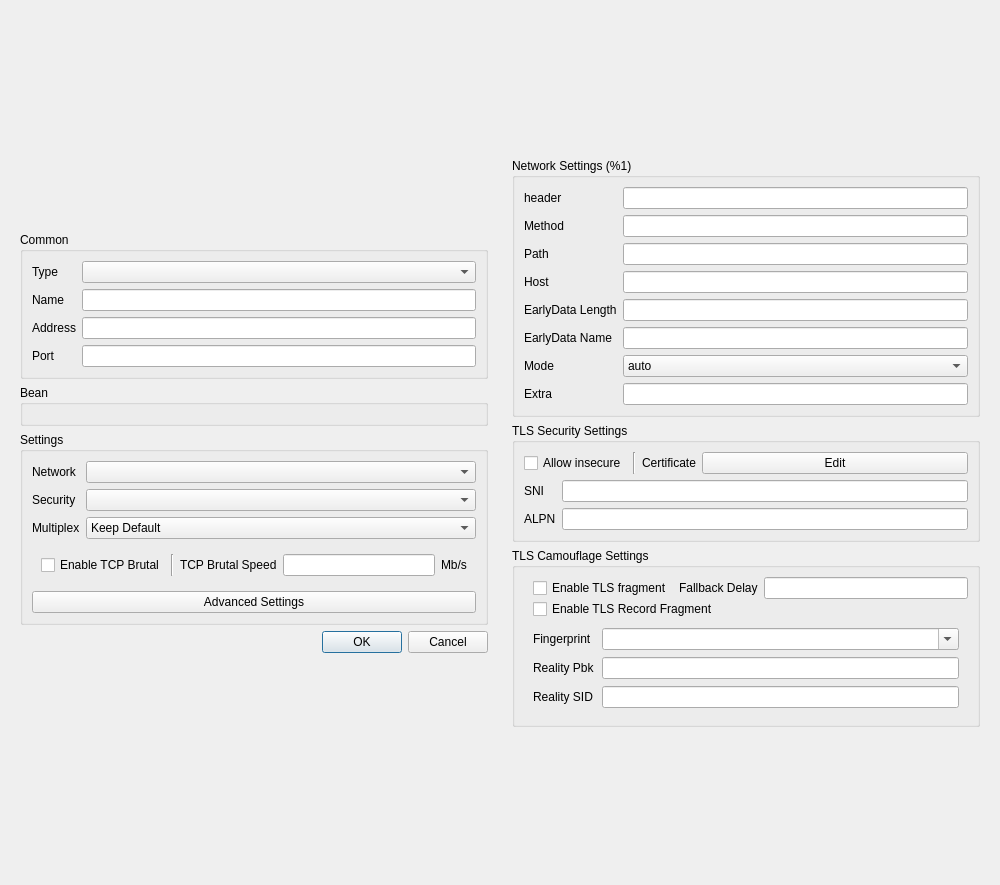
This is include/ui/profile/dialog_edit_profile.ui in Malus-risus/Throne as Qt 5 draws it before an edit. The edited form follows.
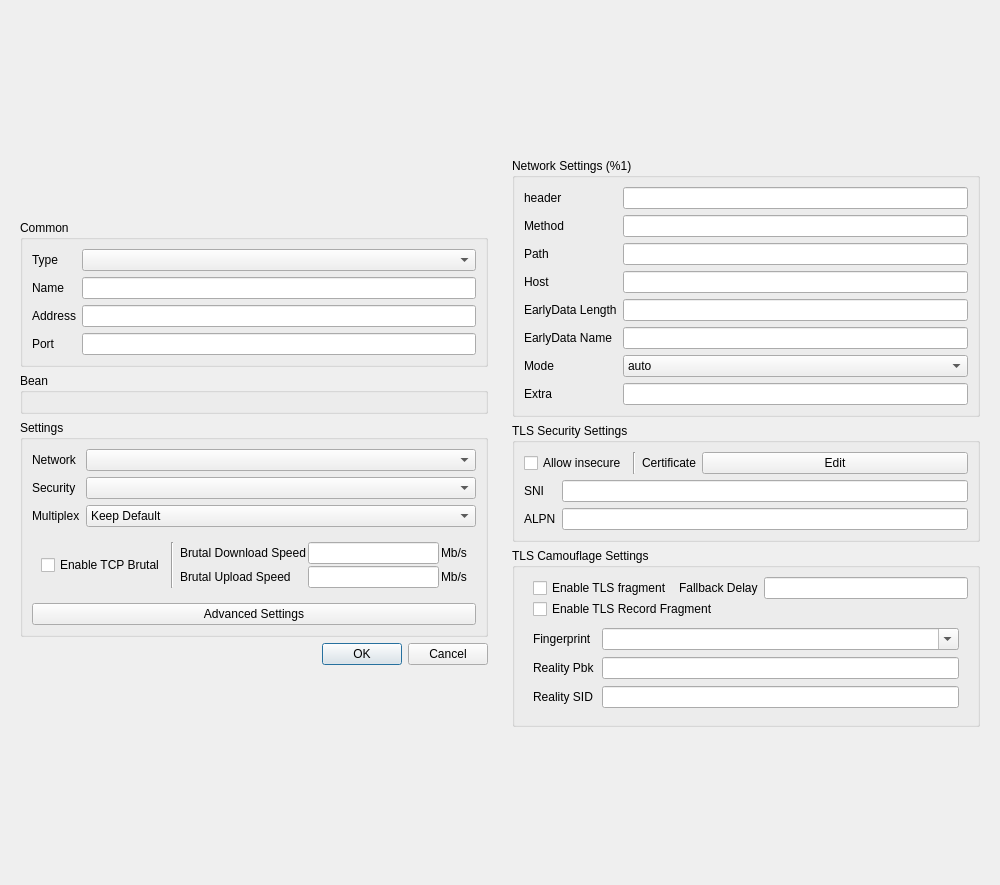
This is the edited form. Custom widgets are drawn as their Qt base class.

```diff
--- a/include/ui/profile/dialog_edit_profile.ui
+++ b/include/ui/profile/dialog_edit_profile.ui
@@ -277,23 +277,61 @@
              </widget>
             </item>
             <item>
+             <widget class="QWidget" name="widget" native="true">
+              <layout class="QGridLayout" name="gridLayout_3">
+               <property name="leftMargin">
+                <number>0</number>
+               </property>
+               <property name="topMargin">
+                <number>0</number>
+               </property>
+               <property name="rightMargin">
+                <number>0</number>
+               </property>
+               <property name="bottomMargin">
+                <number>0</number>
+               </property>
+               <property name="spacing">
+                <number>2</number>
+               </property>
+               <item row="0" column="0">
              <widget class="QLabel" name="brutal_speed_l">
               <property name="toolTip">
                <string>&lt;html&gt;&lt;head/&gt;&lt;body&gt;&lt;p&gt;Server to Client TCP Brutal Speed&lt;/p&gt;&lt;/body&gt;&lt;/html&gt;</string>
               </property>
               <property name="text">
-               <string>TCP Brutal Speed</string>
+                  <string>Brutal Download Speed</string>
               </property>
              </widget>
             </item>
-            <item>
-             <widget class="QLineEdit" name="brutal_speed"/>
-            </item>
-            <item>
+               <item row="0" column="2">
              <widget class="QLabel" name="brutal_speed_u">
               <property name="text">
                <string>Mb/s</string>
               </property>
+                </widget>
+               </item>
+               <item row="0" column="1">
+                <widget class="QLineEdit" name="brutal_d_speed"/>
+               </item>
+               <item row="1" column="0">
+                <widget class="QLabel" name="label_4">
+                 <property name="text">
+                  <string>Brutal Upload Speed</string>
+                 </property>
+                </widget>
+               </item>
+               <item row="1" column="1">
+                <widget class="QLineEdit" name="brutal_u_speed"/>
+               </item>
+               <item row="1" column="2">
+                <widget class="QLabel" name="label_7">
+                 <property name="text">
+                  <string>Mb/s</string>
+                 </property>
+                </widget>
+               </item>
+              </layout>
              </widget>
             </item>
            </layout>
```
Lines whose indentation alone changed are shown as unchanged.
